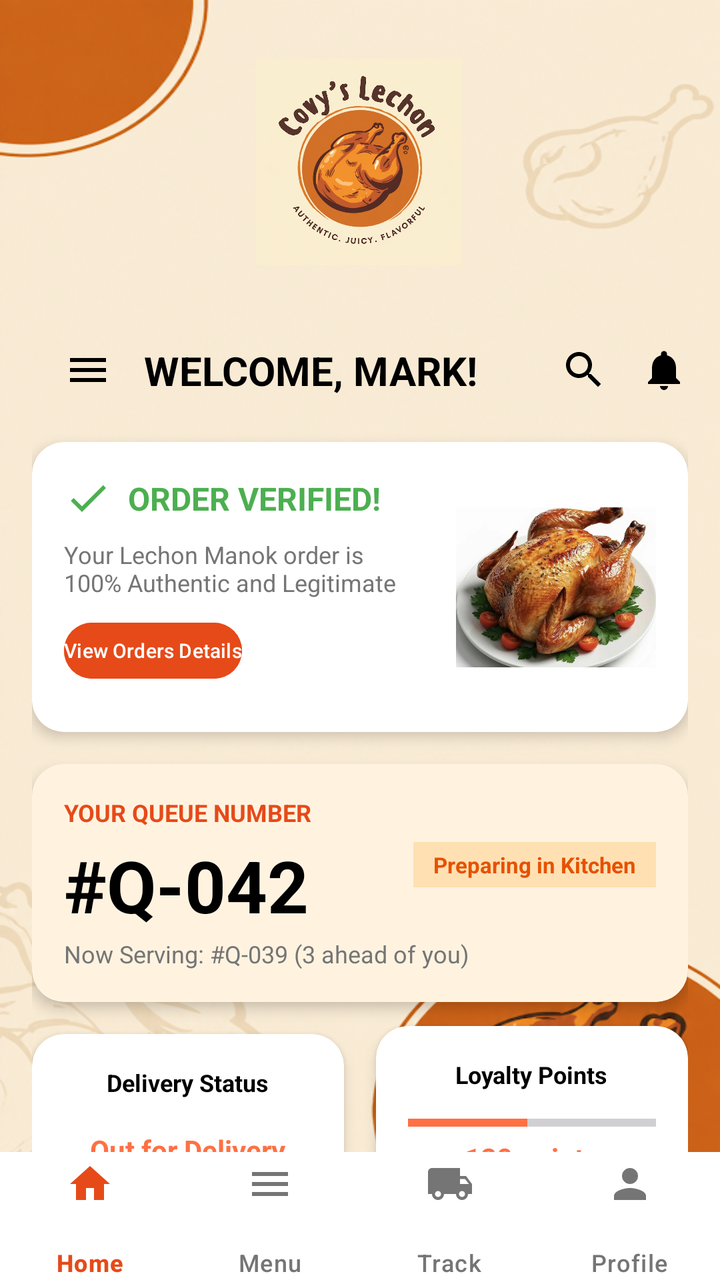
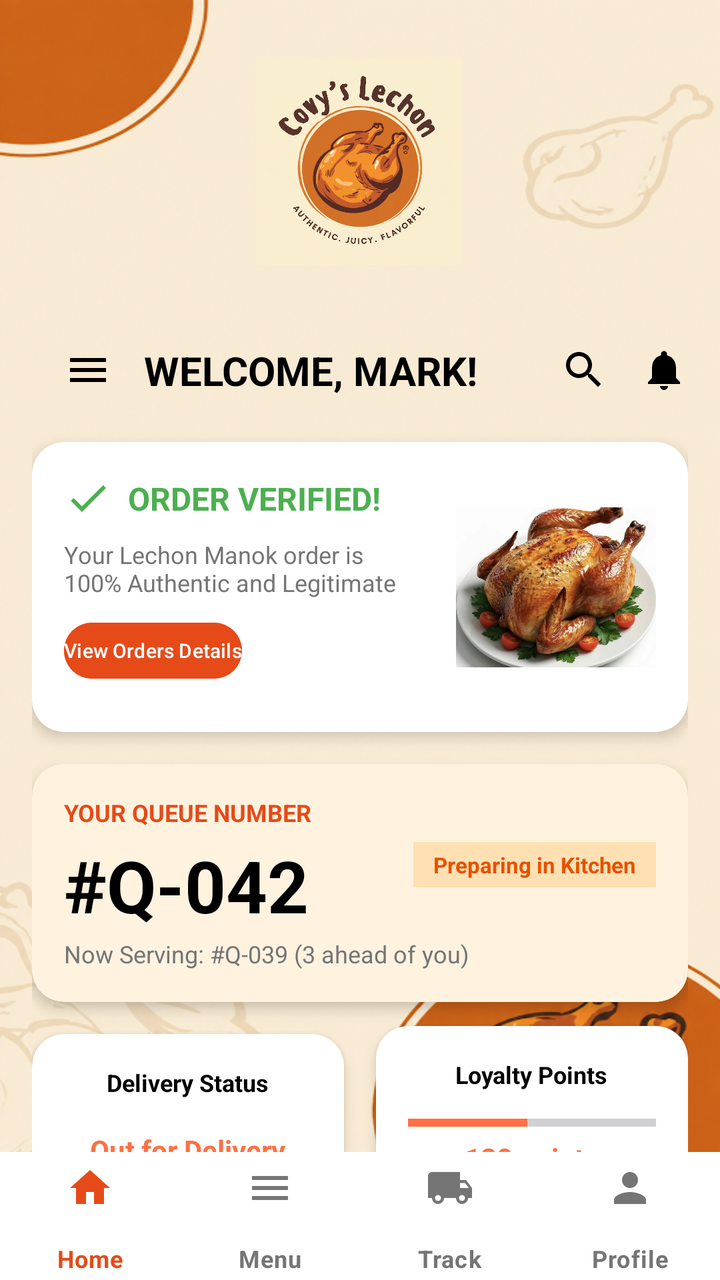

Screens rendered from an Android XML layout before and after an edit, with the pre-edit source and the edit as a unified diff.
<!-- AndroidManifest.xml: application theme Theme.CoyvSplashScreen -->
<!-- res/layout/activity_dashboard.xml -->
<?xml version="1.0" encoding="utf-8"?>
<androidx.constraintlayout.widget.ConstraintLayout xmlns:android="http://schemas.android.com/apk/res/android"
    xmlns:app="http://schemas.android.com/apk/res-auto"
    xmlns:tools="http://schemas.android.com/tools"
    android:id="@+id/main"
    android:layout_width="match_parent"
    android:layout_height="match_parent"
    android:background="@drawable/signinbackgoundimage"
    tools:context=".DashBoardActivity">

    
    <View
        android:id="@+id/view_decoration"
        android:layout_width="200dp"
        android:layout_height="200dp"
        android:layout_marginStart="-80dp"
        android:layout_marginTop="-80dp"
        android:alpha="0.3"
        app:layout_constraintStart_toStartOf="parent"
        app:layout_constraintTop_toTopOf="parent" />

    <androidx.core.widget.NestedScrollView
        android:layout_width="match_parent"
        android:layout_height="0dp"
        app:layout_constraintBottom_toTopOf="@+id/bottom_navigation"
        app:layout_constraintTop_toTopOf="parent">

        <androidx.constraintlayout.widget.ConstraintLayout
            android:layout_width="match_parent"
            android:layout_height="wrap_content"
            android:padding="@dimen/padding_medium">

            

            <ImageView
                android:id="@+id/covylogo"
                android:layout_width="153dp"
                android:layout_height="103dp"
                android:layout_marginTop="10dp"
                android:layout_marginBottom="36dp"
                android:contentDescription="Covy Lechon Logo"
                android:src="@drawable/logo"
                app:layout_constraintBottom_toTopOf="@+id/tv_welcome"
                app:layout_constraintEnd_toEndOf="parent"
                app:layout_constraintHorizontal_bias="0.498"
                app:layout_constraintStart_toStartOf="parent"
                app:layout_constraintTop_toTopOf="parent" />

            
            <ImageButton
                android:id="@+id/btn_menu_top"
                android:layout_width="@dimen/icon_size"
                android:layout_height="@dimen/icon_size"
                android:layout_marginStart="16dp"
                android:layout_marginTop="157dp"
                android:layout_marginEnd="16dp"
                android:layout_marginBottom="24dp"
                android:background="?attr/selectableItemBackgroundBorderless"
                android:src="@drawable/ic_menu"
                app:layout_constraintBottom_toTopOf="@+id/cv_verified"
                app:layout_constraintEnd_toStartOf="@+id/tv_welcome"
                app:layout_constraintStart_toStartOf="parent"
                app:layout_constraintTop_toTopOf="parent" />

            <TextView
                android:id="@+id/tv_welcome"
                android:layout_width="wrap_content"
                android:layout_height="wrap_content"
                android:layout_marginStart="@dimen/padding_medium"
                android:text="WELCOME, MARK!"
                android:textColor="@color/black"
                android:textSize="20sp"
                android:textStyle="bold"
                app:layout_constraintBottom_toBottomOf="@+id/btn_menu_top"
                app:layout_constraintStart_toEndOf="@+id/btn_menu_top"
                app:layout_constraintTop_toTopOf="@+id/btn_menu_top" />

            <ImageButton
                android:id="@+id/btn_notification"
                android:layout_width="@dimen/icon_size"
                android:layout_height="@dimen/icon_size"
                android:background="?attr/selectableItemBackgroundBorderless"
                android:src="@drawable/ic_notifications"
                app:layout_constraintBottom_toBottomOf="@+id/btn_menu_top"
                app:layout_constraintEnd_toEndOf="parent"
                app:layout_constraintTop_toTopOf="@+id/btn_menu_top" />

            <ImageButton
                android:id="@+id/btn_search"
                android:layout_width="@dimen/icon_size"
                android:layout_height="@dimen/icon_size"
                android:layout_marginEnd="@dimen/padding_medium"
                android:background="?attr/selectableItemBackgroundBorderless"
                android:src="@drawable/ic_search"
                app:layout_constraintBottom_toBottomOf="@+id/btn_menu_top"
                app:layout_constraintEnd_toStartOf="@+id/btn_notification"
                app:layout_constraintTop_toTopOf="@+id/btn_menu_top" />

            
            <androidx.cardview.widget.CardView
                android:id="@+id/cv_verified"
                android:layout_width="match_parent"
                android:layout_height="wrap_content"
                android:layout_marginTop="@dimen/padding_large"
                app:cardCornerRadius="@dimen/corner_radius"
                app:cardElevation="@dimen/card_elevation"
                app:layout_constraintTop_toBottomOf="@+id/btn_menu_top">

                <androidx.constraintlayout.widget.ConstraintLayout
                    android:layout_width="match_parent"
                    android:layout_height="145dp"
                    android:padding="@dimen/padding_medium">

                    <ImageView
                        android:id="@+id/iv_check"
                        android:layout_width="24dp"
                        android:layout_height="24dp"
                        android:contentDescription="Verified"
                        android:src="@drawable/ic_check"
                        app:layout_constraintStart_toStartOf="parent"
                        app:layout_constraintTop_toTopOf="parent" />

                    <TextView
                        android:id="@+id/tv_verified_status"
                        android:layout_width="wrap_content"
                        android:layout_height="wrap_content"
                        android:layout_marginStart="@dimen/padding_small"
                        android:text="ORDER VERIFIED!"
                        android:textColor="@color/green_verified"
                        android:textSize="16sp"
                        android:textStyle="bold"
                        app:layout_constraintBottom_toBottomOf="@+id/iv_check"
                        app:layout_constraintStart_toEndOf="@+id/iv_check"
                        app:layout_constraintTop_toTopOf="@+id/iv_check" />

                    <TextView
                        android:id="@+id/tv_verified_desc"
                        android:layout_width="0dp"
                        android:layout_height="wrap_content"
                        android:layout_marginTop="@dimen/padding_small"
                        android:text="Your Lechon Manok order is\n100% Authentic and Legitimate"
                        android:textColor="@color/text_grey"
                        android:textSize="12sp"
                        app:layout_constraintEnd_toStartOf="@+id/iv_verified_chicken"
                        app:layout_constraintStart_toStartOf="parent"
                        app:layout_constraintTop_toBottomOf="@+id/iv_check" />

                    <Button
                        android:id="@+id/btn_view_details"
                        android:layout_width="wrap_content"
                        android:layout_height="36dp"
                        android:layout_marginTop="@dimen/padding_small"
                        android:backgroundTint="@color/orange_dark"
                        android:padding="0dp"
                        android:text="View Orders Details"
                        android:textAllCaps="false"
                        android:textSize="10sp"
                        app:layout_constraintStart_toStartOf="parent"
                        app:layout_constraintTop_toBottomOf="@+id/tv_verified_desc" />

                    <ImageView
                        android:id="@+id/iv_verified_chicken"
                        android:layout_width="100dp"
                        android:layout_height="80dp"
                        android:scaleType="centerCrop"
                        android:src="@drawable/f423b4974f4dd7924f11f1bad41bf1b4"
                        app:layout_constraintBottom_toBottomOf="parent"
                        app:layout_constraintEnd_toEndOf="parent"
                        app:layout_constraintTop_toTopOf="parent" />
                </androidx.constraintlayout.widget.ConstraintLayout>
            </androidx.cardview.widget.CardView>

            
            <androidx.cardview.widget.CardView
                android:id="@+id/cv_queue"
                android:layout_width="match_parent"
                android:layout_height="wrap_content"
                android:layout_marginTop="@dimen/padding_medium"
                app:cardBackgroundColor="#FFF3E0"
                app:cardCornerRadius="@dimen/corner_radius"
                app:cardElevation="@dimen/card_elevation"
                app:layout_constraintTop_toBottomOf="@+id/cv_verified">

                <androidx.constraintlayout.widget.ConstraintLayout
                    android:layout_width="match_parent"
                    android:layout_height="wrap_content"
                    android:padding="@dimen/padding_medium">

                    <TextView
                        android:id="@+id/tv_queue_title"
                        android:layout_width="wrap_content"
                        android:layout_height="wrap_content"
                        android:text="YOUR QUEUE NUMBER"
                        android:textColor="@color/orange_dark"
                        android:textSize="12sp"
                        android:textStyle="bold"
                        app:layout_constraintStart_toStartOf="parent"
                        app:layout_constraintTop_toTopOf="parent" />

                    <TextView
                        android:id="@+id/tv_queue_number"
                        android:layout_width="wrap_content"
                        android:layout_height="wrap_content"
                        android:layout_marginTop="4dp"
                        android:text="#Q-042"
                        android:textColor="@color/black"
                        android:textSize="36sp"
                        android:textStyle="bold"
                        app:layout_constraintStart_toStartOf="parent"
                        app:layout_constraintTop_toBottomOf="@+id/tv_queue_title" />

                    <TextView
                        android:id="@+id/tv_now_serving"
                        android:layout_width="wrap_content"
                        android:layout_height="wrap_content"
                        android:layout_marginTop="2dp"
                        android:text="Now Serving: #Q-039 (3 ahead of you)"
                        android:textColor="@color/text_grey"
                        android:textSize="12sp"
                        app:layout_constraintStart_toStartOf="parent"
                        app:layout_constraintTop_toBottomOf="@+id/tv_queue_number" />

                    <TextView
                        android:id="@+id/tv_queue_status_badge"
                        android:layout_width="wrap_content"
                        android:layout_height="wrap_content"
                        android:background="#FFE0B2"
                        android:paddingHorizontal="10dp"
                        android:paddingVertical="4dp"
                        android:text="Preparing in Kitchen"
                        android:textColor="#E65100"
                        android:textSize="11sp"
                        android:textStyle="bold"
                        app:layout_constraintBottom_toBottomOf="@+id/tv_queue_number"
                        app:layout_constraintEnd_toEndOf="parent"
                        app:layout_constraintTop_toTopOf="@+id/tv_queue_title" />

                </androidx.constraintlayout.widget.ConstraintLayout>
            </androidx.cardview.widget.CardView>

            
            <androidx.cardview.widget.CardView
                android:id="@+id/cv_status"
                android:layout_width="0dp"
                android:layout_height="wrap_content"
                android:layout_marginTop="@dimen/padding_medium"
                android:layout_marginEnd="@dimen/padding_small"
                app:cardCornerRadius="@dimen/corner_radius"
                app:cardElevation="@dimen/card_elevation"
                app:layout_constraintEnd_toStartOf="@+id/cv_loyalty"
                app:layout_constraintStart_toStartOf="parent"
                app:layout_constraintTop_toBottomOf="@+id/cv_queue">

                <LinearLayout
                    android:layout_width="match_parent"
                    android:layout_height="wrap_content"
                    android:gravity="center"
                    android:orientation="vertical"
                    android:padding="@dimen/padding_medium">

                    <TextView
                        android:layout_width="wrap_content"
                        android:layout_height="wrap_content"
                        android:text="Delivery Status"
                        android:textColor="@color/black"
                        android:textSize="12sp"
                        android:textStyle="bold" />

                    <TextView
                        android:layout_width="wrap_content"
                        android:layout_height="wrap_content"
                        android:layout_marginTop="16dp"
                        android:text="Out for Delivery"
                        android:textColor="@color/orange_primary"
                        android:textSize="14sp"
                        android:textStyle="bold" />

                    <TextView
                        android:layout_width="wrap_content"
                        android:layout_height="wrap_content"
                        android:text="Est. 15 mins remaining"
                        android:textColor="@color/text_grey"
                        android:textSize="10sp" />
                </LinearLayout>
            </androidx.cardview.widget.CardView>

            <androidx.cardview.widget.CardView
                android:id="@+id/cv_loyalty"
                android:layout_width="0dp"
                android:layout_height="wrap_content"
                android:layout_marginStart="@dimen/padding_small"
                app:cardCornerRadius="@dimen/corner_radius"
                app:cardElevation="@dimen/card_elevation"
                app:layout_constraintBottom_toBottomOf="@+id/cv_status"
                app:layout_constraintEnd_toEndOf="parent"
                app:layout_constraintStart_toEndOf="@+id/cv_status"
                app:layout_constraintTop_toTopOf="@+id/cv_status">

                <LinearLayout
                    android:layout_width="match_parent"
                    android:layout_height="wrap_content"
                    android:gravity="center"
                    android:orientation="vertical"
                    android:padding="@dimen/padding_medium">

                    <TextView
                        android:layout_width="wrap_content"
                        android:layout_height="wrap_content"
                        android:text="Loyalty Points"
                        android:textColor="@color/black"
                        android:textSize="12sp"
                        android:textStyle="bold" />

                    <ProgressBar
                        style="?android:attr/progressBarStyleHorizontal"
                        android:layout_width="match_parent"
                        android:layout_height="wrap_content"
                        android:layout_marginTop="@dimen/padding_small"
                        android:progress="120"
                        android:max="250"
                        android:progressTint="@color/orange_primary" />

                    <TextView
                        android:layout_width="wrap_content"
                        android:layout_height="wrap_content"
                        android:text="120 points"
                        android:textColor="@color/orange_primary"
                        android:textSize="14sp"
                        android:textStyle="bold" />

                    <TextView
                        android:layout_width="wrap_content"
                        android:layout_height="wrap_content"
                        android:text="250 to free chicken"
                        android:textColor="@color/text_grey"
                        android:textSize="10sp" />
                </LinearLayout>
            </androidx.cardview.widget.CardView>

            
            <TextView
                android:id="@+id/tv_recent_orders"
                android:layout_width="wrap_content"
                android:layout_height="wrap_content"
                android:layout_marginTop="@dimen/padding_large"
                android:text="My Recent Orders"
                android:textSize="18sp"
                android:textStyle="bold"
                app:layout_constraintStart_toStartOf="parent"
                app:layout_constraintTop_toBottomOf="@+id/cv_status" />

            <TextView
                android:id="@+id/tv_view_all"
                android:layout_width="wrap_content"
                android:layout_height="wrap_content"
                android:text="View All"
                android:textColor="@color/orange_primary"
                app:layout_constraintBottom_toBottomOf="@+id/tv_recent_orders"
                app:layout_constraintEnd_toEndOf="parent"
                app:layout_constraintTop_toTopOf="@+id/tv_recent_orders" />

            <androidx.cardview.widget.CardView
                android:id="@+id/cv_order_item"
                android:layout_width="match_parent"
                android:layout_height="wrap_content"
                android:layout_marginTop="@dimen/padding_medium"
                app:cardCornerRadius="@dimen/corner_radius"
                app:cardElevation="@dimen/card_elevation"
                app:layout_constraintTop_toBottomOf="@+id/tv_recent_orders">

                <androidx.constraintlayout.widget.ConstraintLayout
                    android:layout_width="match_parent"
                    android:layout_height="wrap_content"
                    android:padding="@dimen/padding_small">

                    <androidx.cardview.widget.CardView
                        android:id="@+id/cv_order_img_container"
                        android:layout_width="80dp"
                        android:layout_height="80dp"
                        app:cardCornerRadius="8dp"
                        app:layout_constraintStart_toStartOf="parent"
                        app:layout_constraintTop_toTopOf="parent">

                        <ImageView
                            android:id="@+id/iv_order_img"
                            android:layout_width="match_parent"
                            android:layout_height="match_parent"
                            android:contentDescription="Order Image"
                            android:scaleType="centerCrop"
                            android:src="@drawable/f423b4974f4dd7924f11f1bad41bf1b4" />
                    </androidx.cardview.widget.CardView>

                    <TextView
                        android:id="@+id/tv_order_name"
                        android:layout_width="0dp"
                        android:layout_height="wrap_content"
                        android:layout_marginStart="@dimen/padding_medium"
                        android:text="Lechon Manok (Whole)"
                        android:textColor="@color/black"
                        android:textStyle="bold"
                        app:layout_constraintEnd_toStartOf="@+id/iv_order_arrow"
                        app:layout_constraintStart_toEndOf="@+id/cv_order_img_container"
                        app:layout_constraintTop_toTopOf="parent" />

                    <TextView
                        android:id="@+id/tv_order_id"
                        android:layout_width="wrap_content"
                        android:layout_height="wrap_content"
                        android:text="ID: #123"
                        android:textColor="@color/text_grey"
                        android:textSize="12sp"
                        app:layout_constraintStart_toStartOf="@+id/tv_order_name"
                        app:layout_constraintTop_toBottomOf="@+id/tv_order_name" />

                    <TextView
                        android:id="@+id/tv_order_date"
                        android:layout_width="wrap_content"
                        android:layout_height="wrap_content"
                        android:text="Dec 23, 2023 - 10:30 AM"
                        android:textColor="@color/text_grey"
                        android:textSize="12sp"
                        app:layout_constraintStart_toStartOf="@+id/tv_order_name"
                        app:layout_constraintTop_toBottomOf="@+id/tv_order_id" />

                    <TextView
                        android:id="@+id/tv_order_status"
                        android:layout_width="wrap_content"
                        android:layout_height="wrap_content"
                        android:layout_marginTop="4dp"
                        android:background="#D5F5E3"
                        android:paddingHorizontal="8dp"
                        android:paddingVertical="2dp"
                        android:text="Delivered"
                        android:textColor="#27AE60"
                        android:textSize="10sp"
                        android:textStyle="bold"
                        app:layout_constraintStart_toStartOf="@+id/tv_order_name"
                        app:layout_constraintTop_toBottomOf="@+id/tv_order_date" />

                    <ImageView
                        android:id="@+id/iv_order_arrow"
                        android:layout_width="24dp"
                        android:layout_height="24dp"
                        android:src="@android:drawable/ic_media_play"
                        app:layout_constraintBottom_toBottomOf="parent"
                        app:layout_constraintEnd_toEndOf="parent"
                        app:layout_constraintTop_toTopOf="parent"
                        app:tint="@color/black" />
                </androidx.constraintlayout.widget.ConstraintLayout>
            </androidx.cardview.widget.CardView>

            
            <Button
                android:id="@+id/btn_place_order"
                android:layout_width="match_parent"
                android:layout_height="60dp"
                android:layout_marginTop="10dp"
                android:layout_marginBottom="4dp"
                android:backgroundTint="@color/orange_primary"
                android:text="Place New Order"
                android:textColor="@color/white"
                app:cornerRadius="@dimen/corner_radius"
                app:layout_constraintBottom_toBottomOf="parent"
                app:layout_constraintTop_toBottomOf="@+id/cv_order_item"
                app:layout_constraintVertical_bias="0.0"
                tools:layout_editor_absoluteX="16dp" />

        </androidx.constraintlayout.widget.ConstraintLayout>
    </androidx.core.widget.NestedScrollView>

    <com.google.android.material.bottomnavigation.BottomNavigationView
        android:id="@+id/bottom_navigation"
        android:layout_width="match_parent"
        android:layout_height="64dp"
        android:background="@color/white"
        app:itemIconTint="@color/bottom_nav_color_selector"
        app:itemTextColor="@color/bottom_nav_color_selector"
        app:labelVisibilityMode="labeled"
        app:itemIconSize="24dp"
        app:itemPaddingTop="4dp"
        app:itemPaddingBottom="4dp"
        app:layout_constraintBottom_toBottomOf="parent"
        app:menu="@menu/bottom_nav_menu" />

</androidx.constraintlayout.widget.ConstraintLayout>
<!-- resources referenced by this layout -->
<resources>
  <color name="black">#FF000000</color>
  <color name="green_verified">#4CAF50</color>
  <color name="orange_dark">#E64A19</color>
  <color name="orange_primary">#FF7043</color>
  <color name="text_grey">#757575</color>
  <color name="white">#FFFFFFFF</color>
  <dimen name="card_elevation">4dp</dimen>
  <dimen name="corner_radius">16dp</dimen>
  <dimen name="icon_size">24dp</dimen>
  <dimen name="padding_large">24dp</dimen>
  <dimen name="padding_medium">16dp</dimen>
  <dimen name="padding_small">8dp</dimen>
  <!-- drawable f423b4974f4dd7924f11f1bad41bf1b4: jpg bitmap (drawable, 122413 bytes) -->
  <!-- drawable ic_check (drawable) -->
  <vector xmlns:android="http://schemas.android.com/apk/res/android"
      android:width="24dp"
      android:height="24dp"
      android:viewportWidth="24"
      android:viewportHeight="24">
      <path
          android:fillColor="#4CAF50"
          android:pathData="M9,16.17L4.83,12l-1.42,1.41L9,19 21,7l-1.41,-1.41z" />
  </vector>
  <!-- drawable ic_menu (drawable) -->
  <vector xmlns:android="http://schemas.android.com/apk/res/android"
      android:width="24dp"
      android:height="24dp"
      android:viewportWidth="24"
      android:viewportHeight="24">
      <path
          android:fillColor="#000000"
          android:pathData="M3,18h18v-2H3V18z M3,13h18v-2H3V13z M3,6v2h18V6H3z" />
  </vector>
  <!-- drawable ic_notifications (drawable) -->
  <vector xmlns:android="http://schemas.android.com/apk/res/android"
      android:width="24dp"
      android:height="24dp"
      android:viewportWidth="24"
      android:viewportHeight="24">
      <path
          android:fillColor="#000000"
          android:pathData="M12,22c1.1,0 2,-0.9 2,-2h-4c0,1.1 0.89,2 2,2zm6,-6v-5c0,-3.07 -1.64,-5.64 -4.5,-6.32V4c0,-0.83 -0.67,-1.5 -1.5,-1.5s-1.5,0.67 -1.5,1.5v0.68C7.63,5.36 6,7.92 6,11v5l-2,2v1h16v-1l-2,-2z" />
  </vector>
  <!-- drawable ic_search (drawable) -->
  <vector xmlns:android="http://schemas.android.com/apk/res/android"
      android:width="24dp"
      android:height="24dp"
      android:viewportWidth="24"
      android:viewportHeight="24">
      <path
          android:fillColor="#000000"
          android:pathData="M15.5,14h-0.79l-0.28,-0.27C15.41,12.59 16,11.11 16,9.5 16,5.91 13.09,3 9.5,3S3,5.91 3,9.5 5.91,16 9.5,16c1.61,0 3.09,-0.59 4.23,-1.57l0.27,0.28v0.79l5,4.99L20.49,19l-4.99,-5zm-6,0C7.01,14 5,11.99 5,9.5S7.01,5 9.5,5 14,7.01 14,9.5 11.99,14 9.5,14z" />
  </vector>
  <!-- drawable logo: jpg bitmap (drawable, 98396 bytes) -->
  <!-- drawable signinbackgoundimage: png bitmap (drawable, 391030 bytes) -->
  <style name="Theme.CoyvSplashScreen" parent="Base.Theme.CoyvSplashScreen" />
  <style name="Base.Theme.CoyvSplashScreen" parent="Theme.Material3.DayNight.NoActionBar">
          
          
      </style>
</resources>

<!-- the commit's change to res/layout/activity_dashboard.xml (unified diff, before → after) -->
@@ -477,8 +477,10 @@
         app:itemTextColor="@color/bottom_nav_color_selector"
         app:labelVisibilityMode="labeled"
         app:itemIconSize="24dp"
-        app:itemPaddingTop="4dp"
-        app:itemPaddingBottom="4dp"
+        app:itemPaddingTop="6dp"
+        app:itemPaddingBottom="6dp"
+        app:itemTextAppearanceActive="@style/BottomNavTextStyle"
+        app:itemTextAppearanceInactive="@style/BottomNavTextStyle"
         app:layout_constraintBottom_toBottomOf="parent"
         app:menu="@menu/bottom_nav_menu" />
 
<!-- resource entries referenced after the edit -->
@@ -55,6 +55,11 @@
   </vector>
   <!-- drawable logo: jpg bitmap (drawable, 98396 bytes) -->
   <!-- drawable signinbackgoundimage: png bitmap (drawable, 391030 bytes) -->
+  <style name="BottomNavTextStyle" parent="TextAppearance.Material3.BodySmall">
+          <item name="android:textSize">12sp</item>
+          <item name="android:textStyle">bold</item>
+          <item name="android:gravity">center</item>
+      </style>
   <style name="Theme.CoyvSplashScreen" parent="Base.Theme.CoyvSplashScreen" />
   <style name="Base.Theme.CoyvSplashScreen" parent="Theme.Material3.DayNight.NoActionBar">
           
